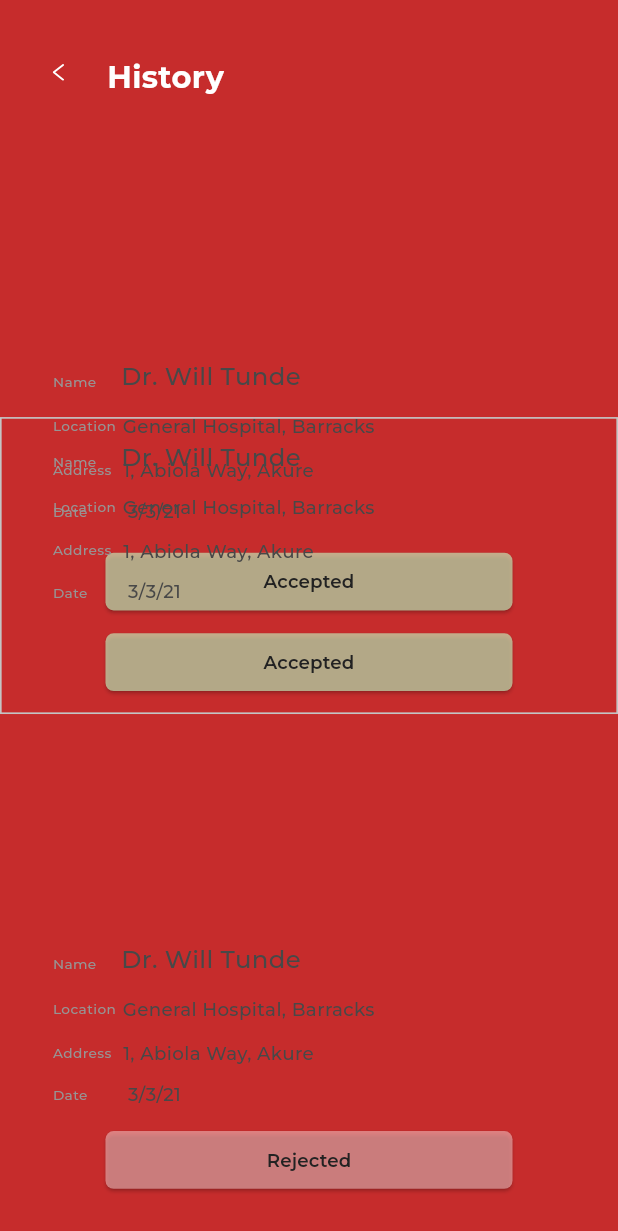
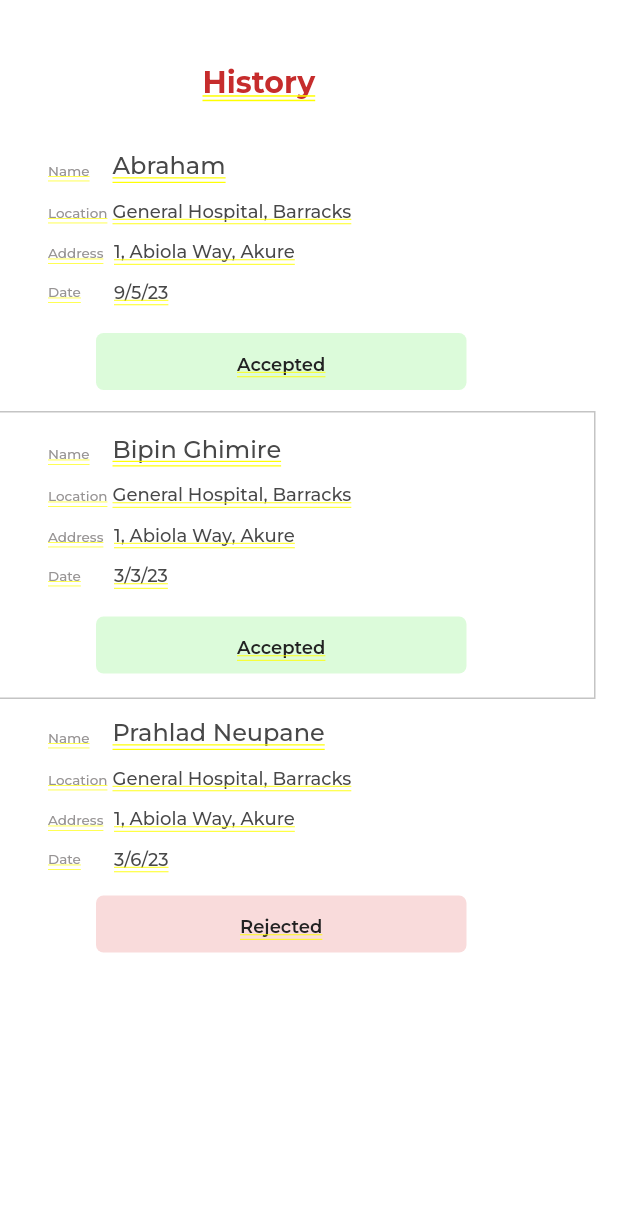
Before and after one commit to Prahlad77044/bdc-v1.0.2, a Flutter app: the HistoryScreen screen opened by its route, on a phone screen of 412 x 824 dp. Shown: the top 1231 px of the screen. Run offline on Flutter 3.47's test engine with Material 3 defaults, Android fonts, the phone set to English and light mode, and no system bars; our stand-ins replace cached_network_image, flutter_markdown, flutter_svg, font_awesome_flutter; project files that could hold a hidden picture were left out.

Commit message:
history page updated

```diff
--- a/lib/presentation/history_screen/history_screen.dart
+++ b/lib/presentation/history_screen/history_screen.dart
@@ -1,5 +1,4 @@
 import 'package:bdc/core/app_export.dart';
-import 'package:bdc/widgets/custom_elevated_button.dart';
 import 'package:flutter/material.dart';
 
 class HistoryScreen extends StatelessWidget {
@@ -8,241 +7,501 @@ class HistoryScreen extends StatelessWidget {
   @override
   Widget build(BuildContext context) {
     mediaQueryData = MediaQuery.of(context);
-    return SafeArea(
-        child: Scaffold(
-            body: SizedBox(
-                width: double.maxFinite,
-                child: SingleChildScrollView(
-                    child: SizedBox(
-                        height: mediaQueryData.size.height,
-                        width: double.maxFinite,
-                        child:
-                            Stack(alignment: Alignment.bottomCenter, children: [
-                          Align(
-                              alignment: Alignment.center,
-                              child: Container(
-                                  width: double.maxFinite,
-                                  padding: EdgeInsets.symmetric(
-                                      horizontal: 32.h, vertical: 36.v),
-                                  decoration: AppDecoration.fillPrimary,
-                                  child: Row(
-                                      crossAxisAlignment:
-                                          CrossAxisAlignment.start,
-                                      children: [
-                                        CustomImageView(
-                                            imagePath:
-                                                ImageConstant.imgArrowLeft,
-                                            height: 11.v,
-                                            width: 7.h,
-                                            margin: EdgeInsets.only(
-                                                top: 6.v, bottom: 721.v),
-                                            onTap: () {
-                                              onTapImgArrowLeft(context);
-                                            }),
-                                        Padding(
-                                            padding: EdgeInsets.only(
-                                                left: 26.h, bottom: 713.v),
-                                            child: Text("History",
-                                                style:
-                                                    theme.textTheme.titleLarge))
-                                      ]))),
-                          Align(
-                              alignment: Alignment.bottomCenter,
-                              child: Container(
-                                  padding: EdgeInsets.symmetric(
-                                      horizontal: 32.h, vertical: 15.v),
-                                  decoration: BoxDecoration(
-                                      borderRadius:
-                                          BorderRadiusStyle.customBorderTL30),
-                                  child: Column(
-                                      mainAxisSize: MainAxisSize.min,
-                                      crossAxisAlignment:
-                                          CrossAxisAlignment.start,
-                                      children: [
-                                        _buildName(context,
-                                            name: "Name",
-                                            drWillTunde: "Dr. Will Tunde"),
-                                        SizedBox(height: 13.v),
-                                        _buildLocation(context,
-                                            location: "Location",
-                                            generalHospital:
-                                                "General Hospital, Barracks"),
-                                        SizedBox(height: 12.v),
-                                        _buildAddress(context,
-                                            address: "Address",
-                                            abiolaWayAkure:
-                                                "1, Abiola Way, Akure"),
-                                        SizedBox(height: 10.v),
-                                        _buildDate(context,
-                                            date: "Date ",
-                                            threeThousandThreeHundredTwent:
-                                                "3/3/21"),
-                                        SizedBox(height: 19.v),
-                                        CustomElevatedButton(
-                                            height: 38.v,
-                                            text: "Accepted",
-                                            margin: EdgeInsets.symmetric(
-                                                horizontal: 32.h),
-                                            buttonStyle:
-                                                CustomButtonStyles.fillGreenAA,
-                                            buttonTextStyle: CustomTextStyles
-                                                .labelLargeGray900,
-                                            alignment: Alignment.center),
-                                        SizedBox(height: 218.v),
-                                        _buildName(context,
-                                            name: "Name",
-                                            drWillTunde: "Dr. Will Tunde"),
-                                        SizedBox(height: 13.v),
-                                        _buildLocation(context,
-                                            location: "Location",
-                                            generalHospital:
-                                                "General Hospital, Barracks"),
-                                        SizedBox(height: 12.v),
-                                        _buildAddress(context,
-                                            address: "Address",
-                                            abiolaWayAkure:
-                                                "1, Abiola Way, Akure"),
-                                        SizedBox(height: 10.v),
-                                        _buildDate(context,
-                                            date: "Date ",
-                                            threeThousandThreeHundredTwent:
-                                                "3/3/21"),
-                                        SizedBox(height: 16.v),
-                                        CustomElevatedButton(
-                                            height: 38.v,
-                                            text: "Rejected",
-                                            margin: EdgeInsets.symmetric(
-                                                horizontal: 32.h),
-                                            buttonStyle: CustomButtonStyles
-                                                .fillDeepOrange,
-                                            buttonTextStyle: CustomTextStyles
-                                                .labelLargeGray900,
-                                            alignment: Alignment.center),
-                                        SizedBox(height: 16.v)
-                                      ]))),
-                          _buildAccepted(context)
-                        ]))))));
-  }
-
-  /// Section Widget
-  Widget _buildAccepted(BuildContext context) {
-    return Align(
-        alignment: Alignment.topCenter,
-        child: Container(
-            margin: EdgeInsets.only(top: 274.v),
-            padding: EdgeInsets.symmetric(horizontal: 31.h, vertical: 14.v),
-            decoration: AppDecoration.outlineGray,
-            child: Column(
-                mainAxisSize: MainAxisSize.min,
-                crossAxisAlignment: CrossAxisAlignment.start,
-                mainAxisAlignment: MainAxisAlignment.center,
+    return Container(
+      width: 375,
+      height: 812,
+      clipBehavior: Clip.antiAlias,
+      decoration: BoxDecoration(color: Colors.white),
+      child: Stack(
+        children: [
+          Positioned(
+            left: 0,
+            top: 85,
+            child: Container(
+              width: 375,
+              height: 750,
+              decoration: ShapeDecoration(
+                color: Colors.white,
+                shape: RoundedRectangleBorder(
+                  borderRadius: BorderRadius.only(
+                    topLeft: Radius.circular(30),
+                    topRight: Radius.circular(30),
+                  ),
+                ),
+              ),
+            ),
+          ),
+          Positioned(
+            left: 135,
+            top: 43,
+            child: Text(
+              'History',
+              style: TextStyle(
+                color: Color(0xFFC62C2C),
+                fontSize: 20,
+                fontFamily: 'Montserrat',
+                fontWeight: FontWeight.w700,
+                height: 0,
+              ),
+            ),
+          ),
+          Positioned(
+            left: 75,
+            top: 101,
+            child: Text(
+              'Abraham ',
+              style: TextStyle(
+                color: Color(0xFF484848),
+                fontSize: 16,
+                fontFamily: 'Montserrat',
+                fontWeight: FontWeight.w500,
+                height: 0,
+              ),
+            ),
+          ),
+          Positioned(
+            left: 32,
+            top: 136,
+            child: Text(
+              'Location',
+              style: TextStyle(
+                color: Color(0xFF979494),
+                fontSize: 9,
+                fontFamily: 'Montserrat',
+                fontWeight: FontWeight.w400,
+                height: 0,
+              ),
+            ),
+          ),
+          Positioned(
+            left: 32,
+            top: 108,
+            child: Text(
+              'Name',
+              style: TextStyle(
+                color: Color(0xFF979494),
+                fontSize: 9,
+                fontFamily: 'Montserrat',
+                fontWeight: FontWeight.w400,
+                height: 0,
+              ),
+            ),
+          ),
+          Positioned(
+            left: 75,
+            top: 133,
+            child: Text(
+              'General Hospital, Barracks',
+              style: TextStyle(
+                color: Color(0xFF484848),
+                fontSize: 12,
+                fontFamily: 'Montserrat',
+                fontWeight: FontWeight.w400,
+                height: 0,
+              ),
+            ),
+          ),
+          Positioned(
+            left: 32,
+            top: 163,
+            child: Text(
+              'Address',
+              style: TextStyle(
+                color: Color(0xFF979494),
+                fontSize: 9,
+                fontFamily: 'Montserrat',
+                fontWeight: FontWeight.w400,
+                height: 0,
+              ),
+            ),
+          ),
+          Positioned(
+            left: 76,
+            top: 160,
+            child: Text(
+              '1, Abiola Way, Akure',
+              style: TextStyle(
+                color: Color(0xFF484848),
+                fontSize: 12,
+                fontFamily: 'Montserrat',
+                fontWeight: FontWeight.w400,
+                height: 0,
+              ),
+            ),
+          ),
+          Positioned(
+            left: 32,
+            top: 189,
+            child: Text(
+              'Date ',
+              style: TextStyle(
+                color: Color(0xFF979494),
+                fontSize: 9,
+                fontFamily: 'Montserrat',
+                fontWeight: FontWeight.w400,
+                height: 0,
+              ),
+            ),
+          ),
+          Positioned(
+            left: 76,
+            top: 187,
+            child: Text(
+              '9/5/23',
+              style: TextStyle(
+                color: Color(0xFF484848),
+                fontSize: 12,
+                fontFamily: 'Montserrat',
+                fontWeight: FontWeight.w400,
+                height: 0,
+              ),
+            ),
+          ),
+          Positioned(
+            left: 64,
+            top: 222,
+            child: Container(
+              width: 247,
+              height: 38,
+              decoration: ShapeDecoration(
+                color: Color(0xA0C8F9C4),
+                shape: RoundedRectangleBorder(
+                    borderRadius: BorderRadius.circular(5)),
+              ),
+            ),
+          ),
+          Positioned(
+            left: 158,
+            top: 235,
+            child: Text(
+              'Accepted',
+              style: TextStyle(
+                color: Color(0xFF222222),
+                fontSize: 12,
+                fontFamily: 'Montserrat',
+                fontWeight: FontWeight.w600,
+                height: 0,
+              ),
+            ),
+          ),
+          Positioned(
+            left: -27,
+            top: 274,
+            child: Container(
+              width: 424,
+              height: 192,
+              decoration: ShapeDecoration(
+                color: Colors.white,
+                shape: RoundedRectangleBorder(
+                  side: BorderSide(width: 1, color: Color(0xFFC4C4C4)),
+                ),
+              ),
+            ),
+          ),
+          Positioned(
+            left: 75,
+            top: 290,
+            child: Text(
+              'Bipin Ghimire',
+              style: TextStyle(
+                color: Color(0xFF484848),
+                fontSize: 16,
+                fontFamily: 'Montserrat',
+                fontWeight: FontWeight.w500,
+                height: 0,
+              ),
+            ),
+          ),
+          Positioned(
+            left: 32,
+            top: 325,
+            child: Text(
+              'Location',
+              style: TextStyle(
+                color: Color(0xFF979494),
+                fontSize: 9,
+                fontFamily: 'Montserrat',
+                fontWeight: FontWeight.w400,
+                height: 0,
+              ),
+            ),
+          ),
+          Positioned(
+            left: 32,
+            top: 297,
+            child: Text(
+              'Name',
+              style: TextStyle(
+                color: Color(0xFF979494),
+                fontSize: 9,
+                fontFamily: 'Montserrat',
+                fontWeight: FontWeight.w400,
+                height: 0,
+              ),
+            ),
+          ),
+          Positioned(
+            left: 75,
+            top: 322,
+            child: Text(
+              'General Hospital, Barracks',
+              style: TextStyle(
+                color: Color(0xFF484848),
+                fontSize: 12,
+                fontFamily: 'Montserrat',
+                fontWeight: FontWeight.w400,
+                height: 0,
+              ),
+            ),
+          ),
+          Positioned(
+            left: 32,
+            top: 352,
+            child: Text(
+              'Address',
+              style: TextStyle(
+                color: Color(0xFF979494),
+                fontSize: 9,
+                fontFamily: 'Montserrat',
+                fontWeight: FontWeight.w400,
+                height: 0,
+              ),
+            ),
+          ),
+          Positioned(
+            left: 64,
+            top: 411,
+            child: Container(
+              width: 247,
+              height: 38,
+              child: Stack(
                 children: [
-                  _buildName(context,
-                      name: "Name", drWillTunde: "Dr. Will Tunde"),
-                  SizedBox(height: 13.v),
-                  _buildLocation(context,
-                      location: "Location",
-                      generalHospital: "General Hospital, Barracks"),
-                  SizedBox(height: 12.v),
-                  _buildAddress(context,
-                      address: "Address",
-                      abiolaWayAkure: "1, Abiola Way, Akure"),
-                  SizedBox(height: 10.v),
-                  _buildDate(context,
-                      date: "Date ", threeThousandThreeHundredTwent: "3/3/21"),
-                  SizedBox(height: 19.v),
-                  CustomElevatedButton(
-                      height: 38.v,
-                      text: "Accepted",
-                      margin: EdgeInsets.symmetric(horizontal: 32.h),
-                      buttonStyle: CustomButtonStyles.fillGreenAA,
-                      buttonTextStyle: CustomTextStyles.labelLargeGray900,
-                      alignment: Alignment.center)
-                ])));
-  }
-
-  /// Common widget
-  Widget _buildName(
-    BuildContext context, {
-    required String name,
-    required String drWillTunde,
-  }) {
-    return Row(children: [
-      Padding(
-          padding: EdgeInsets.only(top: 7.v, bottom: 1.v),
-          child: Text(name,
-              style: CustomTextStyles.bodySmallGray500
-                  .copyWith(color: appTheme.gray500))),
-      Padding(
-          padding: EdgeInsets.only(left: 15.h),
-          child: Text(drWillTunde,
-              style: theme.textTheme.titleMedium!
-                  .copyWith(color: appTheme.gray800)))
-    ]);
-  }
-
-  /// Common widget
-  Widget _buildLocation(
-    BuildContext context, {
-    required String location,
-    required String generalHospital,
-  }) {
-    return Row(children: [
-      Padding(
-          padding: EdgeInsets.only(top: 1.v, bottom: 2.v),
-          child: Text(location,
-              style: CustomTextStyles.bodySmallGray500
-                  .copyWith(color: appTheme.gray500))),
-      Padding(
-          padding: EdgeInsets.only(left: 4.h),
-          child: Text(generalHospital,
-              style: CustomTextStyles.bodySmallGray800_1
-                  .copyWith(color: appTheme.gray800)))
-    ]);
-  }
-
-  /// Common widget
-  Widget _buildAddress(
-    BuildContext context, {
-    required String address,
-    required String abiolaWayAkure,
-  }) {
-    return Row(children: [
-      Padding(
-          padding: EdgeInsets.only(top: 1.v, bottom: 2.v),
-          child: Text(address,
-              style: CustomTextStyles.bodySmallGray500
-                  .copyWith(color: appTheme.gray500))),
-      Padding(
-          padding: EdgeInsets.only(left: 7.h),
-          child: Text(abiolaWayAkure,
-              style: CustomTextStyles.bodySmallGray800_1
-                  .copyWith(color: appTheme.gray800)))
-    ]);
-  }
-
-  /// Common widget
-  Widget _buildDate(
-    BuildContext context, {
-    required String date,
-    required String threeThousandThreeHundredTwent,
-  }) {
-    return Row(children: [
-      Padding(
-          padding: EdgeInsets.only(top: 2.v, bottom: 1.v),
-          child: Text(date,
-              style: CustomTextStyles.bodySmallGray500
-                  .copyWith(color: appTheme.gray500))),
-      Padding(
-          padding: EdgeInsets.only(left: 22.h),
-          child: Text(threeThousandThreeHundredTwent,
-              style: CustomTextStyles.bodySmallGray800_1
-                  .copyWith(color: appTheme.gray800)))
-    ]);
-  }
-
-  /// Navigates back to the previous screen.
-  onTapImgArrowLeft(BuildContext context) {
-    Navigator.pop(context);
+                  Positioned(
+                    left: 0,
+                    top: 0,
+                    child: Container(
+                      width: 247,
+                      height: 38,
+                      decoration: ShapeDecoration(
+                        color: Color(0xA0C8F9C4),
+                        shape: RoundedRectangleBorder(
+                            borderRadius: BorderRadius.circular(5)),
+                      ),
+                    ),
+                  ),
+                  Positioned(
+                    left: 94,
+                    top: 13,
+                    child: Text(
+                      'Accepted',
+                      style: TextStyle(
+                        color: Color(0xFF222222),
+                        fontSize: 12,
+                        fontFamily: 'Montserrat',
+                        fontWeight: FontWeight.w600,
+                        height: 0,
+                      ),
+                    ),
+                  ),
+                ],
+              ),
+            ),
+          ),
+          Positioned(
+            left: 76,
+            top: 349,
+            child: Text(
+              '1, Abiola Way, Akure',
+              style: TextStyle(
+                color: Color(0xFF484848),
+                fontSize: 12,
+                fontFamily: 'Montserrat',
+                fontWeight: FontWeight.w400,
+                height: 0,
+              ),
+            ),
+          ),
+          Positioned(
+            left: 32,
+            top: 378,
+            child: Text(
+              'Date ',
+              style: TextStyle(
+                color: Color(0xFF979494),
+                fontSize: 9,
+                fontFamily: 'Montserrat',
+                fontWeight: FontWeight.w400,
+                height: 0,
+              ),
+            ),
+          ),
+          Positioned(
+            left: 76,
+            top: 376,
+            child: Text(
+              '3/3/23',
+              style: TextStyle(
+                color: Color(0xFF484848),
+                fontSize: 12,
+                fontFamily: 'Montserrat',
+                fontWeight: FontWeight.w400,
+                height: 0,
+              ),
+            ),
+          ),
+          Positioned(
+            left: 75,
+            top: 479,
+            child: Text(
+              'Prahlad Neupane ',
+              style: TextStyle(
+                color: Color(0xFF484848),
+                fontSize: 16,
+                fontFamily: 'Montserrat',
+                fontWeight: FontWeight.w500,
+                height: 0,
+              ),
+            ),
+          ),
+          Positioned(
+            left: 32,
+            top: 514,
+            child: Text(
+              'Location',
+              style: TextStyle(
+                color: Color(0xFF979494),
+                fontSize: 9,
+                fontFamily: 'Montserrat',
+                fontWeight: FontWeight.w400,
+                height: 0,
+              ),
+            ),
+          ),
+          Positioned(
+            left: 32,
+            top: 486,
+            child: Text(
+              'Name',
+              style: TextStyle(
+                color: Color(0xFF979494),
+                fontSize: 9,
+                fontFamily: 'Montserrat',
+                fontWeight: FontWeight.w400,
+                height: 0,
+              ),
+            ),
+          ),
+          Positioned(
+            left: 75,
+            top: 511,
+            child: Text(
+              'General Hospital, Barracks',
+              style: TextStyle(
+                color: Color(0xFF484848),
+                fontSize: 12,
+                fontFamily: 'Montserrat',
+                fontWeight: FontWeight.w400,
+                height: 0,
+              ),
+            ),
+          ),
+          Positioned(
+            left: 32,
+            top: 541,
+            child: Text(
+              'Address',
+              style: TextStyle(
+                color: Color(0xFF979494),
+                fontSize: 9,
+                fontFamily: 'Montserrat',
+                fontWeight: FontWeight.w400,
+                height: 0,
+              ),
+            ),
+          ),
+          Positioned(
+            left: 76,
+            top: 538,
+            child: Text(
+              '1, Abiola Way, Akure',
+              style: TextStyle(
+                color: Color(0xFF484848),
+                fontSize: 12,
+                fontFamily: 'Montserrat',
+                fontWeight: FontWeight.w400,
+                height: 0,
+              ),
+            ),
+          ),
+          Positioned(
+            left: 32,
+            top: 567,
+            child: Text(
+              'Date ',
+              style: TextStyle(
+                color: Color(0xFF979494),
+                fontSize: 9,
+                fontFamily: 'Montserrat',
+                fontWeight: FontWeight.w400,
+                height: 0,
+              ),
+            ),
+          ),
+          Positioned(
+            left: 76,
+            top: 565,
+            child: Text(
+              '3/6/23',
+              style: TextStyle(
+                color: Color(0xFF484848),
+                fontSize: 12,
+                fontFamily: 'Montserrat',
+                fontWeight: FontWeight.w400,
+                height: 0,
+              ),
+            ),
+          ),
+          Positioned(
+            left: 64,
+            top: 597,
+            child: Container(
+              width: 247,
+              height: 38,
+              child: Stack(
+                children: [
+                  Positioned(
+                    left: 0,
+                    top: 0,
+                    child: Container(
+                      width: 247,
+                      height: 38,
+                      decoration: ShapeDecoration(
+                        color: Color(0x93F5C0C0),
+                        shape: RoundedRectangleBorder(
+                            borderRadius: BorderRadius.circular(5)),
+                      ),
+                    ),
+                  ),
+                  Positioned(
+                    left: 96,
+                    top: 13,
+                    child: Text(
+                      'Rejected',
+                      style: TextStyle(
+                        color: Color(0xFF222222),
+                        fontSize: 12,
+                        fontFamily: 'Montserrat',
+                        fontWeight: FontWeight.w600,
+                        height: 0,
+                      ),
+                    ),
+                  ),
+                ],
+              ),
+            ),
+          ),
+        ],
+      ),
+    );
   }
 }
```
Also changed, not shown: .rmv/config/db.mvbasic.json (added), .rmv/config/format.mvbasic.json (added), .rmv/documentation/UNIDATA/custom.json (added), 2 other files.
